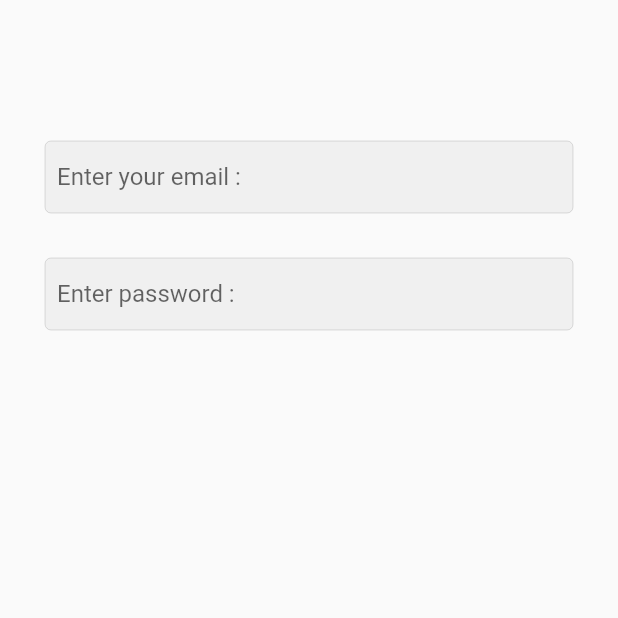
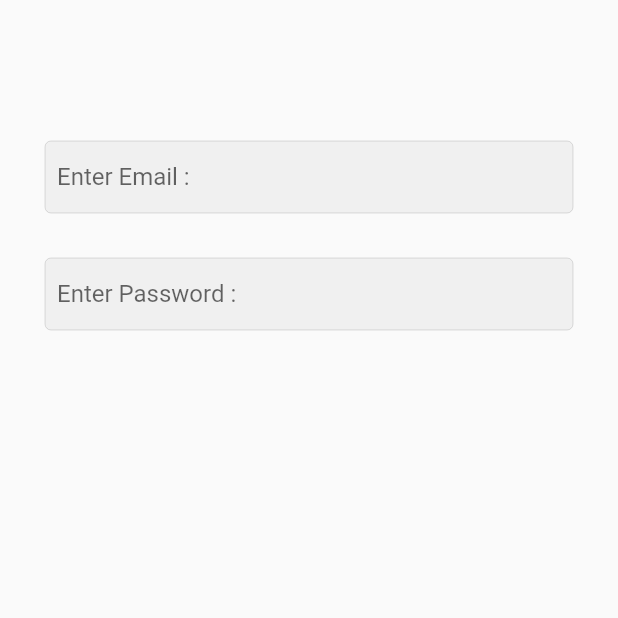
Before and after one commit to Abdallah1Habib/project2_mobile_programming, a Flutter app: the screen it shows after launch, on a phone screen of 412 x 824 dp, the top half of it. Run offline on Flutter 3.47's test engine with Material 2 defaults, Android fonts, the phone set to English and light mode, and no system bars.

Commit message:
adding the custom text field to the login page

```diff
--- a/project1/lib/screens/login.dart
+++ b/project1/lib/screens/login.dart
@@ -1,6 +1,7 @@
 import 'package:flutter/material.dart';
 import 'package:flutter/src/widgets/framework.dart';
 import 'package:flutter/src/widgets/placeholder.dart';
+import 'package:project1/widgets/mytextfield.dart';
 
 class loginpage extends StatelessWidget {
   const loginpage({super.key});
@@ -10,48 +11,22 @@ class loginpage extends StatelessWidget {
     return Scaffold(
         body: Padding(
       padding: const EdgeInsets.all(30.0),
-      child: Column(
-        children: [
-          const SizedBox(
-            height: 64,
-          ),
-          TextField(
-            keyboardType: TextInputType.emailAddress,
-            obscureText: false,
-            decoration: InputDecoration(
-              hintText: "Enter your email : ",
-              enabledBorder: OutlineInputBorder(
-                  borderSide: Divider.createBorderSide(context)),
-              focusedBorder: const OutlineInputBorder(
-                borderSide: BorderSide(
-                  color: Colors.grey,
-                ),
-              ),
-              filled: true,
-              contentPadding: const EdgeInsets.all(8),
-            ),
-          ),
-          const SizedBox(
-            height: 30,
-          ),
-          TextField(
-            keyboardType: TextInputType.text,
-            obscureText: true,
-            decoration: InputDecoration(
-              hintText: "Enter password : ",
-              enabledBorder: OutlineInputBorder(
-                  borderSide: Divider.createBorderSide(context)),
-              focusedBorder: const OutlineInputBorder(
-                borderSide: BorderSide(
-                  color: Colors.grey,
-                ),
-              ),
-              filled: true,
-              contentPadding: const EdgeInsets.all(8),
-            ),
-          ),
-        ],
-      ),
+      child: Column(children: const [
+        SizedBox(
+          height: 64,
+        ),
+        CustomTextField(
+            pass: false,
+            text: "Enter Email : ",
+            inputtype: TextInputType.emailAddress),
+        SizedBox(
+          height: 30,
+        ),
+        CustomTextField(
+            pass: true,
+            text: "Enter Password : ",
+            inputtype: TextInputType.text),
+      ]),
     ));
   }
 }
```
